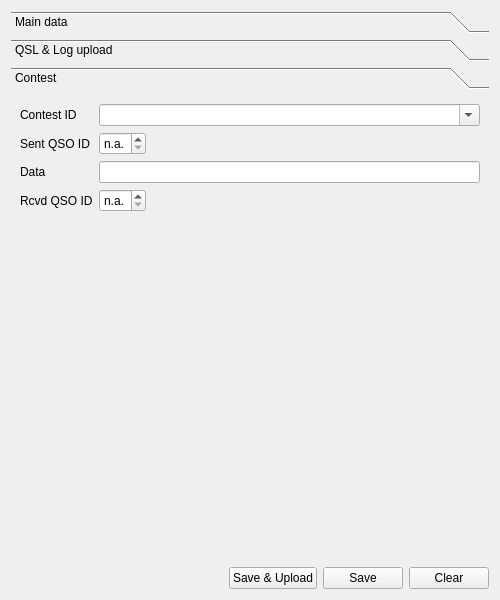
This is ui_files/DragonLog_QSOForm.ui in gitandy/DragonLog as Qt 5 draws it before an edit. The edited form follows.
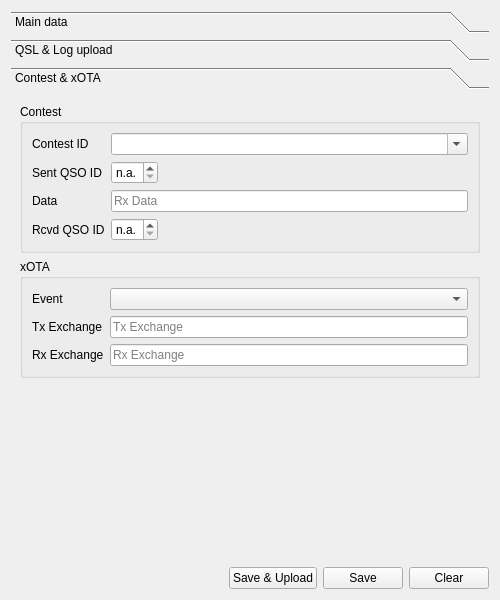
This is the edited form. The open tabs and pages were chosen to show the change.

Commit message: Added xOTA fields to QSOForm and ADIF import/export

What changed in the file:
```diff
--- a/ui_files/DragonLog_QSOForm.ui
+++ b/ui_files/DragonLog_QSOForm.ui
@@ -929,14 +929,20 @@
        <rect>
         <x>0</x>
         <y>0</y>
-        <width>172</width>
-        <height>158</height>
+        <width>482</width>
+        <height>460</height>
        </rect>
       </property>
       <attribute name="label">
+       <string>Contest &amp;&amp; xOTA</string>
+      </attribute>
+      <layout class="QVBoxLayout" name="verticalLayout_9">
+       <item>
+        <widget class="QGroupBox" name="contestGroupBox">
+         <property name="title">
        <string>Contest</string>
-      </attribute>
-      <layout class="QFormLayout" name="formLayout">
+         </property>
+         <layout class="QFormLayout" name="formLayout_2">
        <item row="0" column="0">
         <widget class="QLabel" name="label_10">
          <property name="text">
@@ -954,14 +960,7 @@
          </property>
         </widget>
        </item>
-       <item row="3" column="0">
-        <widget class="QLabel" name="label_6">
-         <property name="text">
-          <string>Sent QSO ID</string>
-         </property>
-        </widget>
-       </item>
-       <item row="3" column="1">
+          <item row="1" column="1">
         <layout class="QHBoxLayout" name="horizontalLayout">
          <item>
           <widget class="QSpinBox" name="sentQSOSpinBox">
@@ -994,24 +993,28 @@
          </item>
         </layout>
        </item>
-       <item row="5" column="0">
+          <item row="1" column="0">
+           <widget class="QLabel" name="label_6">
+            <property name="text">
+             <string>Sent QSO ID</string>
+            </property>
+           </widget>
+          </item>
+          <item row="2" column="0">
         <widget class="QLabel" name="label_9">
          <property name="text">
           <string>Data</string>
          </property>
         </widget>
        </item>
-       <item row="5" column="1">
-        <widget class="QLineEdit" name="rcvdDataLineEdit"/>
-       </item>
-       <item row="8" column="0">
-        <widget class="QLabel" name="label_8">
-         <property name="text">
-          <string>Rcvd QSO ID</string>
+          <item row="2" column="1">
+           <widget class="QLineEdit" name="rcvdDataLineEdit">
+            <property name="placeholderText">
+             <string>Rx Data</string>
          </property>
         </widget>
        </item>
-       <item row="8" column="1">
+          <item row="3" column="1">
         <layout class="QHBoxLayout" name="horizontalLayout_4">
          <item>
           <widget class="QSpinBox" name="rcvdQSOSpinBox">
@@ -1044,6 +1047,92 @@
          </item>
         </layout>
        </item>
+          <item row="3" column="0">
+           <widget class="QLabel" name="label_8">
+            <property name="text">
+             <string>Rcvd QSO ID</string>
+            </property>
+           </widget>
+          </item>
+         </layout>
+        </widget>
+       </item>
+       <item>
+        <widget class="QGroupBox" name="xotaGroupBox">
+         <property name="title">
+          <string>xOTA</string>
+         </property>
+         <layout class="QFormLayout" name="formLayout">
+          <item row="0" column="1">
+           <widget class="QComboBox" name="eventComboBox">
+            <item>
+             <property name="text">
+              <string/>
+             </property>
+            </item>
+            <item>
+             <property name="text">
+              <string>POTA</string>
+             </property>
+            </item>
+            <item>
+             <property name="text">
+              <string>SOTA</string>
+             </property>
+            </item>
+           </widget>
+          </item>
+          <item row="0" column="0">
+           <widget class="QLabel" name="label_7">
+            <property name="text">
+             <string>Event</string>
+            </property>
+           </widget>
+          </item>
+          <item row="1" column="0">
+           <widget class="QLabel" name="label_11">
+            <property name="text">
+             <string>Tx Exchange</string>
+            </property>
+           </widget>
+          </item>
+          <item row="1" column="1">
+           <widget class="QLineEdit" name="txExchLineEdit">
+            <property name="placeholderText">
+             <string>Tx Exchange</string>
+            </property>
+           </widget>
+          </item>
+          <item row="2" column="0">
+           <widget class="QLabel" name="label_12">
+            <property name="text">
+             <string>Rx Exchange</string>
+            </property>
+           </widget>
+          </item>
+          <item row="2" column="1">
+           <widget class="QLineEdit" name="rxExchLineEdit">
+            <property name="placeholderText">
+             <string>Rx Exchange</string>
+            </property>
+           </widget>
+          </item>
+         </layout>
+        </widget>
+       </item>
+       <item>
+        <spacer name="verticalSpacer_2">
+         <property name="orientation">
+          <enum>Qt::Vertical</enum>
+         </property>
+         <property name="sizeHint" stdset="0">
+          <size>
+           <width>20</width>
+           <height>40</height>
+          </size>
+         </property>
+        </spacer>
+       </item>
       </layout>
      </widget>
     </widget>
```
Left out of the diff: 38 changed lines with no effect on the pictures. Lines whose indentation alone changed are shown as unchanged. The commit also changes 6 other files.
